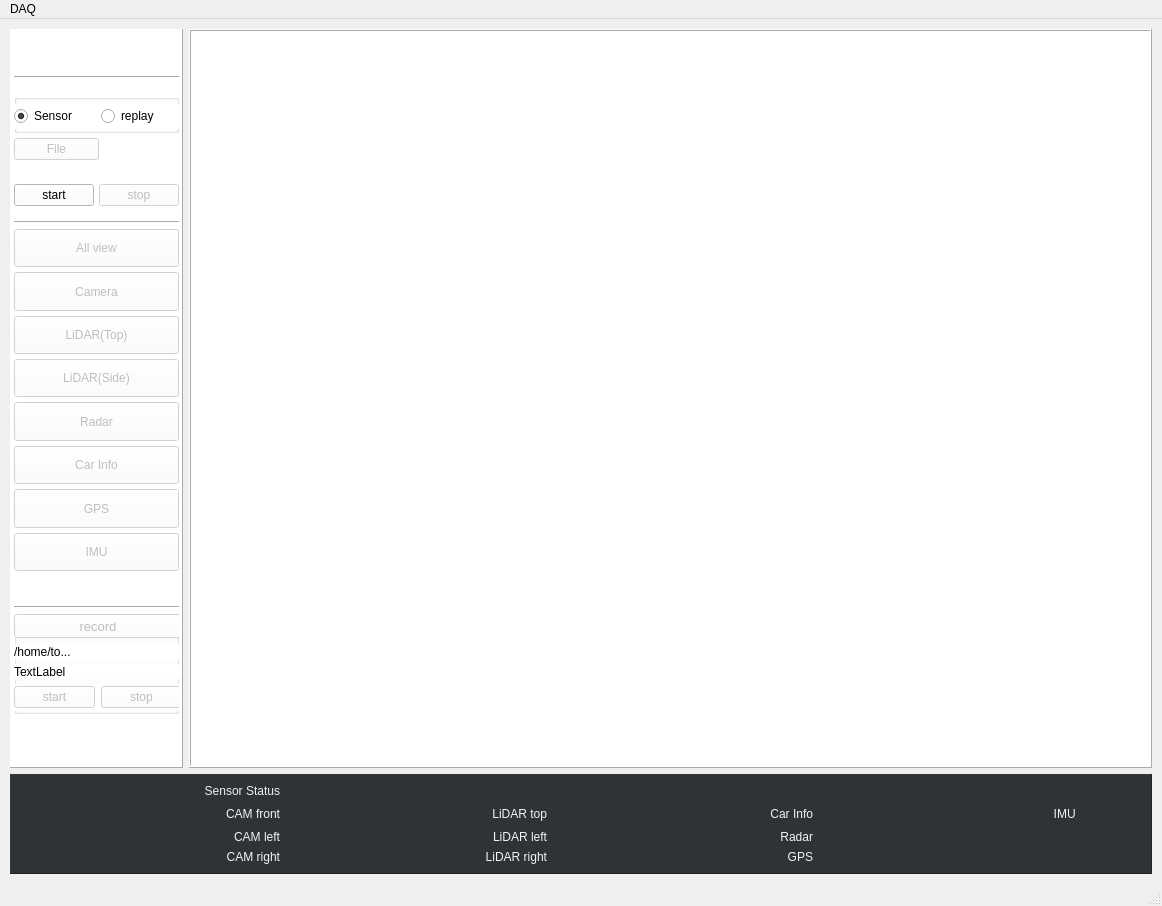
First picture: the form in src/daqmain.ui, repository mhyangjin/daq, before the edit.
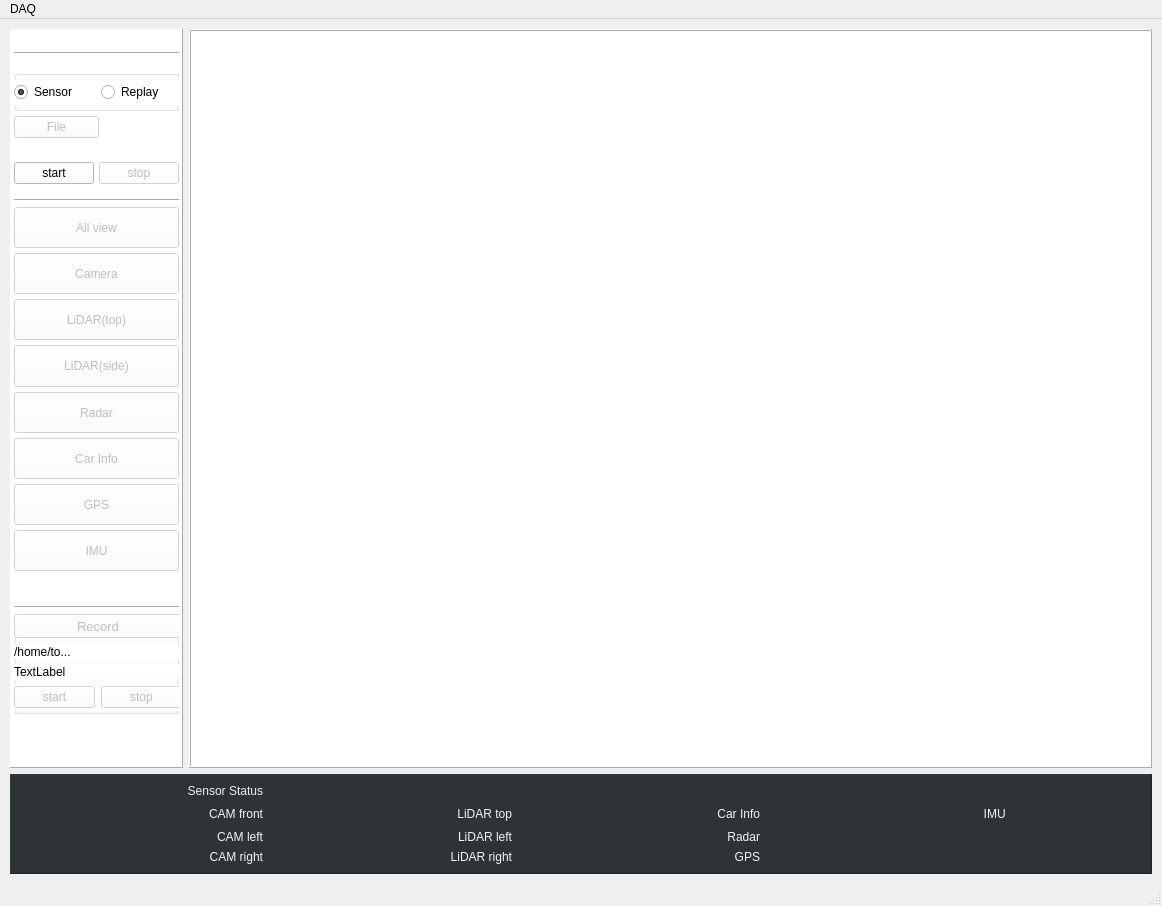
Second picture: the form after the edit. Icons and pictures are not drawn.

```diff
--- a/src/daqmain.ui
+++ b/src/daqmain.ui
@@ -99,7 +99,7 @@
              <item>
               <widget class="QLabel" name="label">
                <property name="sizePolicy">
-                <sizepolicy hsizetype="Fixed" vsizetype="Preferred">
+                <sizepolicy hsizetype="Fixed" vsizetype="Fixed">
                  <horstretch>0</horstretch>
                  <verstretch>0</verstretch>
                 </sizepolicy>
@@ -178,7 +178,7 @@
                  <item>
                   <widget class="QRadioButton" name="radioButton_replay">
                    <property name="text">
-                    <string>replay</string>
+                    <string>Replay</string>
                    </property>
                   </widget>
                  </item>
@@ -345,7 +345,7 @@
                 <string notr="true"/>
                </property>
                <property name="text">
-                <string>LiDAR(Top)</string>
+                <string>LiDAR(top)</string>
                </property>
               </widget>
              </item>
@@ -364,7 +364,7 @@
                 <string notr="true"/>
                </property>
                <property name="text">
-                <string>LiDAR(Side)</string>
+                <string>LiDAR(side)</string>
                </property>
               </widget>
              </item>
@@ -511,7 +511,7 @@
                  <string notr="true"/>
                 </property>
                 <property name="text">
-                 <string>record</string>
+                 <string>Record</string>
                 </property>
                </widget>
                <widget class="QLabel" name="label_fileName">
@@ -896,7 +896,7 @@
              </property>
              <property name="sizeHint" stdset="0">
               <size>
-               <width>50</width>
+               <width>120</width>
                <height>20</height>
               </size>
              </property>
```
Left out of the diff: 12 changed lines with no effect on the pictures.
